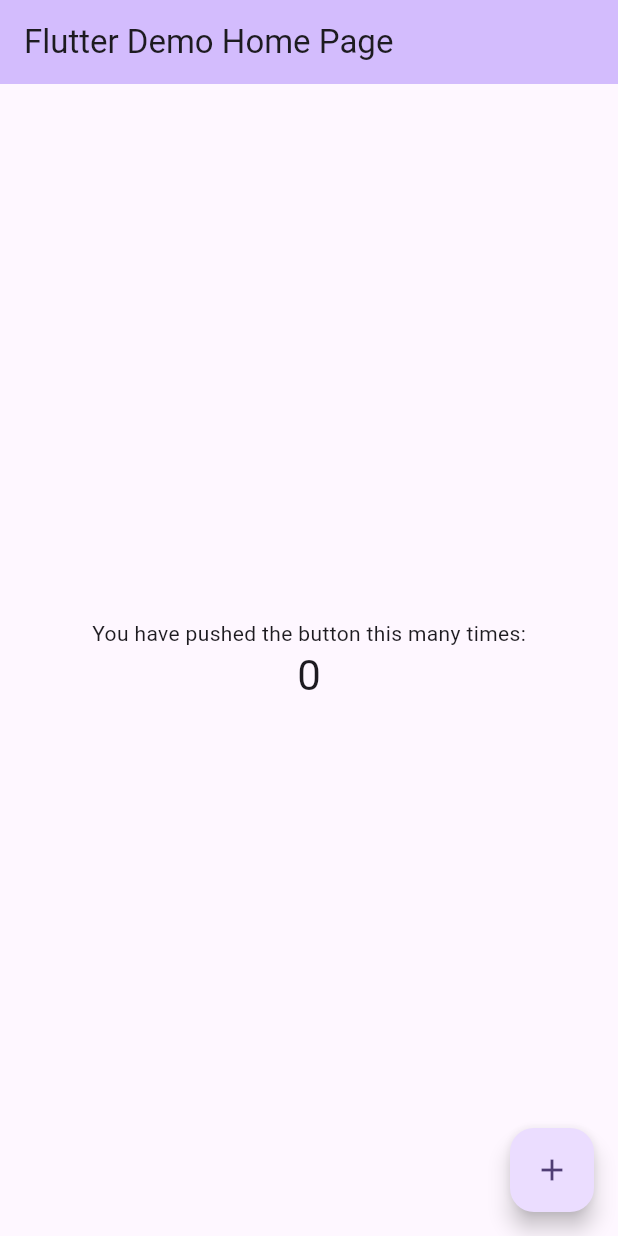
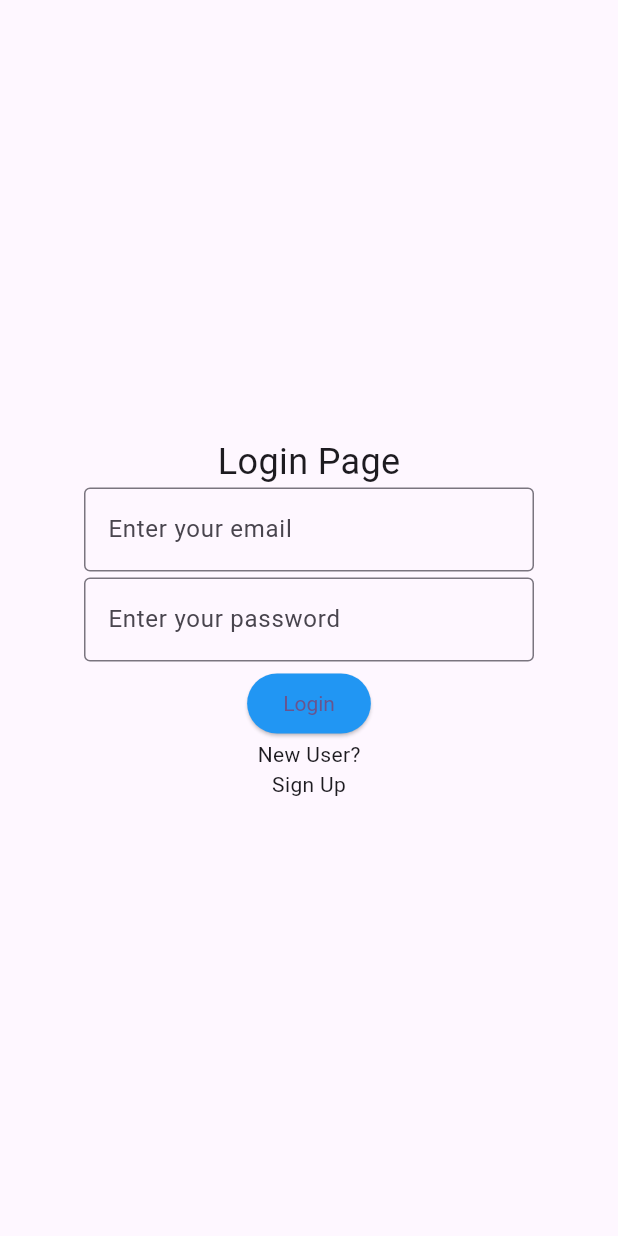
Before and after one commit to lohkaixuan/DoDo_Task, a Flutter app: the screen it shows after launch, on a phone screen of 412 x 824 dp. Run offline on Flutter 3.47's test engine with Material 3 defaults, Android fonts, the phone set to English and light mode, and no system bars; our stand-ins replace dio, get.

Commit message:
add login + register

```diff
--- a/lib/main.dart
+++ b/lib/main.dart
@@ -1,3 +1,4 @@
+import 'package:dodotask/screen/login.dart';
 import 'package:flutter/material.dart';
 
 void main() {
@@ -31,7 +32,7 @@ class MyApp extends StatelessWidget {
         colorScheme: ColorScheme.fromSeed(seedColor: Colors.deepPurple),
         useMaterial3: true,
       ),
-      home: const MyHomePage(title: 'Flutter Demo Home Page'),
+      home: const LoginPage(),
     );
   }
 }
--- a/lib/screen/login.dart
+++ b/lib/screen/login.dart
@@ -0,0 +1,92 @@
+import 'package:dodotask/main.dart';
+import 'package:dodotask/screen/Register.dart';
+import 'package:flutter/material.dart';
+
+void main() {
+  runApp(const MyApp());
+}
+
+class MyApp extends StatelessWidget {
+  const MyApp({super.key});
+
+  @override
+  Widget build(BuildContext context) {
+    return const MaterialApp(
+      debugShowCheckedModeBanner: false,
+      home: Scaffold(
+        body: SafeArea(
+          child: Center(
+            child: Text(
+              'Hello, Please sign in to continue!',
+              style: TextStyle(fontSize: 24),
+            ),
+          ),
+        ),
+      ),
+    );
+  }
+}
+
+class LoginPage extends StatelessWidget {
+  const LoginPage({super.key});
+
+  @override
+  Widget build(BuildContext context) {
+    return Scaffold(
+      body: SafeArea(
+        child: Center(
+          child: Column(
+            mainAxisAlignment: MainAxisAlignment.center,
+            children: [
+              const Text(
+                'Login Page',
+                style: TextStyle(fontSize: 24),
+              ),
+              const SizedBox(
+                width: 300,
+                height: 60,
+                child: TextField(
+                  decoration: InputDecoration(
+                    border: OutlineInputBorder(),
+                    labelText: 'Enter your email',
+                  ),
+                ),
+              ),
+              const SizedBox(
+                width: 300,
+                height: 60,
+                child: TextField(
+                  decoration: InputDecoration(
+                    border: OutlineInputBorder(),
+                    labelText: 'Enter your password',
+                  ),
+                ),
+              ),
+              ElevatedButton(
+                style: ElevatedButton.styleFrom(
+                  backgroundColor: Colors.blue,
+                  textStyle: const TextStyle(
+                    color: Colors.white)
+                ),
+                onPressed: () {},
+                child: const Text('Login'),
+              ),
+              const Text(
+                'New User?',
+              ),
+              GestureDetector(
+                child: const Text("Sign Up"),
+                onTap: () {
+                  Navigator.push(
+                    context,
+                    MaterialPageRoute(builder: (context) => RegisterPage()),
+                  );
+                },
+              )
+            ],
+          ),
+        ),
+      ),
+    );
+  }
+}
```
Also changed, not shown: lib/screen/Register.dart (+62 -0 lines).
